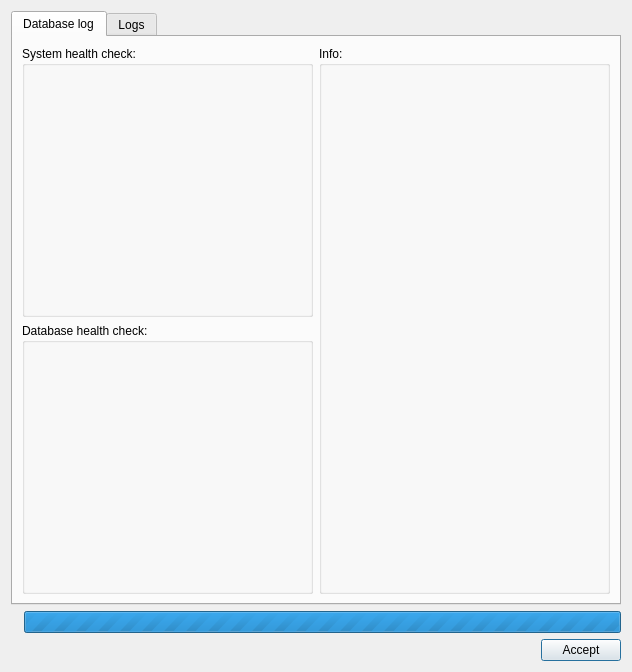
Before: the Qt Designer form core/ui/toolbars/utilities/check_project.ui in Giswater/giswater_qgis_plugin, drawn with Qt 5.
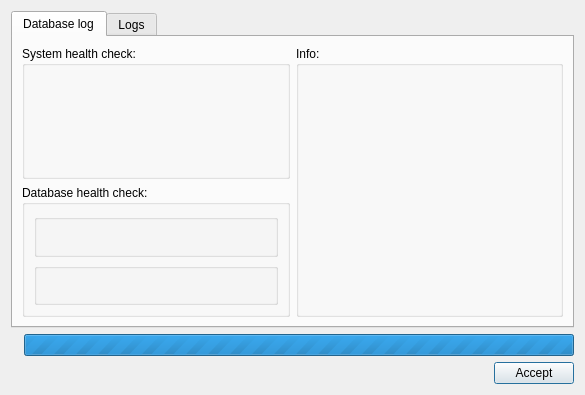
After: the same form once the commit is applied.

Commit message: feat(check_project.ui): add new groupbox, grid layouts, change size

```diff
--- a/core/ui/toolbars/utilities/check_project.ui
+++ b/core/ui/toolbars/utilities/check_project.ui
@@ -6,8 +6,8 @@
    <rect>
     <x>0</x>
     <y>0</y>
-    <width>632</width>
-    <height>672</height>
+    <width>585</width>
+    <height>395</height>
    </rect>
   </property>
   <property name="windowTitle">
@@ -88,7 +88,28 @@
          </property>
          <layout class="QGridLayout" name="gridLayout_5">
           <item row="0" column="0">
-           <layout class="QGridLayout" name="lyt_data_2"/>
+           <widget class="QGroupBox" name="groupBox_5">
+            <property name="title">
+             <string/>
+            </property>
+            <layout class="QGridLayout" name="gridLayout_9">
+             <item row="0" column="0">
+              <layout class="QGridLayout" name="lyt_data_2"/>
+             </item>
+            </layout>
+           </widget>
+          </item>
+          <item row="1" column="0">
+           <widget class="QGroupBox" name="groupBox_4">
+            <property name="title">
+             <string/>
+            </property>
+            <layout class="QGridLayout" name="gridLayout_8">
+             <item row="0" column="0">
+              <layout class="QGridLayout" name="lyt_data_3"/>
+             </item>
+            </layout>
+           </widget>
           </item>
          </layout>
         </widget>
```
Left out of the diff: 2 changed lines with no effect on the pictures.
